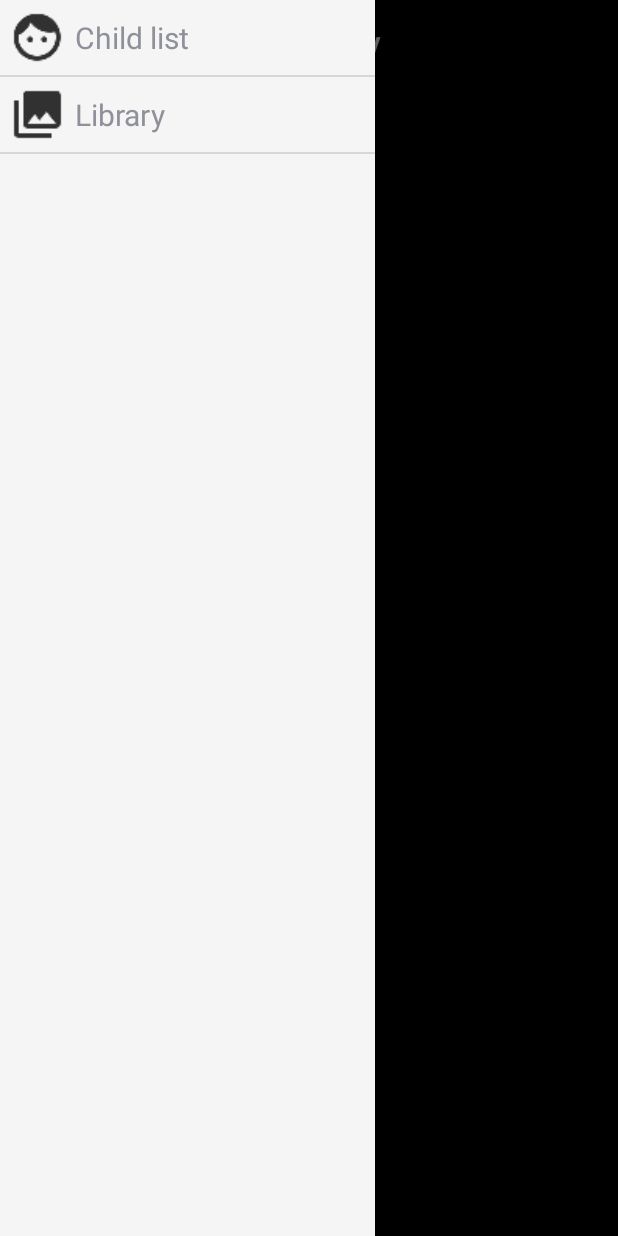
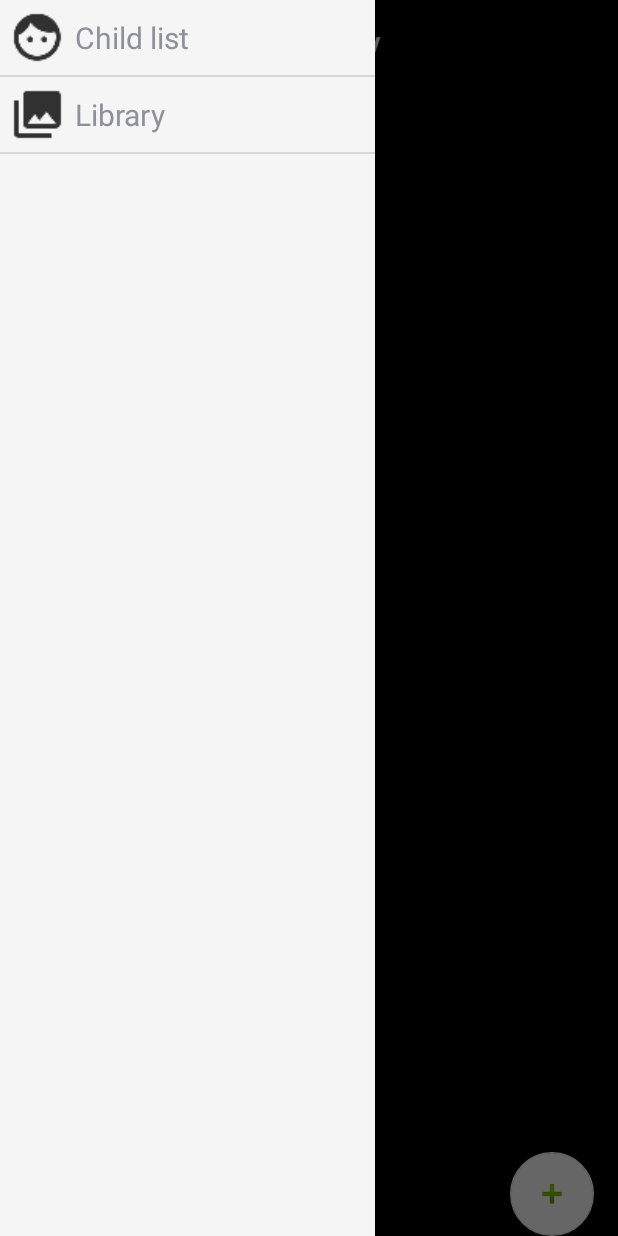
Before and after one commit to Adaok/ComAutis, an Android app: the ChoosePageActivity screen opened directly, with no data from a screen before it, with the side drawer open, on a phone screen of 412 x 824 dp. Run offline under Robolectric (Android 15) with nearby library versions, the phone set to English and light mode, and no system bars.

Commit message:
fix load listview function

```diff
--- a/ComAutis/app/src/main/java/com/lpiem_lyon1/comautis/Adapters/ListPageAdapter.java
+++ b/ComAutis/app/src/main/java/com/lpiem_lyon1/comautis/Adapters/ListPageAdapter.java
@@ -9,7 +9,6 @@ import android.widget.ImageView;
 import android.widget.RelativeLayout;
 import android.widget.TextView;
 
-import com.lpiem_lyon1.comautis.Models.Child;
 import com.lpiem_lyon1.comautis.Models.Page;
 import com.lpiem_lyon1.comautis.R;
 
--- a/ComAutis/app/src/main/java/com/lpiem_lyon1/comautis/ChooseChildActivity.java
+++ b/ComAutis/app/src/main/java/com/lpiem_lyon1/comautis/ChooseChildActivity.java
@@ -3,6 +3,7 @@ package com.lpiem_lyon1.comautis;
 import android.app.AlertDialog;
 import android.content.DialogInterface;
 import android.content.Intent;
+import android.content.res.Configuration;
 import android.os.Bundle;
 import android.support.design.widget.FloatingActionButton;
 import android.view.LayoutInflater;
@@ -102,6 +103,7 @@ public class ChooseChildActivity extends BaseActivity {
         mLocalDb.requestChild(new RequestCallback() {
             @Override
             public void onResult(List<? extends Model> entities) {
+                mListChild.clear();
                 for (int i = 0; i < entities.size(); i++) {
                     mListChild.add((Child) entities.get(i));
                 }
@@ -113,7 +115,6 @@ public class ChooseChildActivity extends BaseActivity {
             }
         });
 
-
         //init list view with list child items
         ListChildAdapter listChildAdapter = new ListChildAdapter(mListChild, getBaseContext());
         mChildListView.setAdapter(listChildAdapter);
@@ -121,7 +122,9 @@ public class ChooseChildActivity extends BaseActivity {
 
     @Override
     protected void onPause() {
+
         super.onPause();
         finish();
     }
+
 }
--- a/ComAutis/app/src/main/java/com/lpiem_lyon1/comautis/ChoosePageActivity.java
+++ b/ComAutis/app/src/main/java/com/lpiem_lyon1/comautis/ChoosePageActivity.java
@@ -98,6 +98,7 @@ public class ChoosePageActivity extends BaseActivity {
         mLocalDb.requestPageByChild(childId,new RequestCallback() {
             @Override
             public void onResult(List<? extends Model> entities) {
+                mListPage.clear();
                 for (int i = 0; i < entities.size(); i++) {
                     mListPage.add((Page) entities.get(i));
                 }
--- a/ComAutis/app/src/main/res/layout/activity_choose_page.xml
+++ b/ComAutis/app/src/main/res/layout/activity_choose_page.xml
@@ -18,6 +18,8 @@
         android:layout_height="wrap_content"
         android:layout_gravity="bottom|end"
         android:layout_margin="@dimen/fab_margin"
-        android:src="@android:drawable/ic_dialog_email" />
+        android:src="@android:drawable/ic_input_add"
+        android:layout_alignParentRight="true"
+        android:layout_alignParentBottom="true"/>
 
 </RelativeLayout>
```
